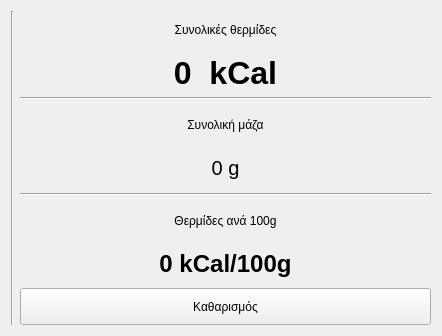
This is masscalculatorwidget.ui in dimitris47/nefchef as Qt 5 draws it before an edit. The edited form follows.
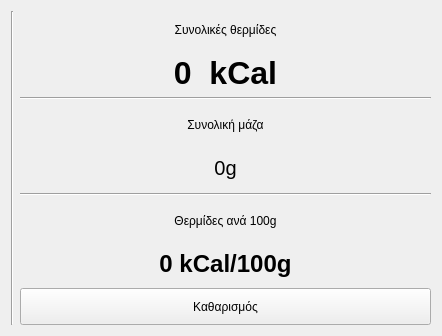
This is the edited form. Icons and pictures are not drawn.

```diff
--- a/masscalculatorwidget.ui
+++ b/masscalculatorwidget.ui
@@ -113,7 +113,7 @@
       </font>
      </property>
      <property name="text">
-      <string>0 g</string>
+      <string>0g</string>
      </property>
      <property name="alignment">
       <set>Qt::AlignCenter</set>
```
